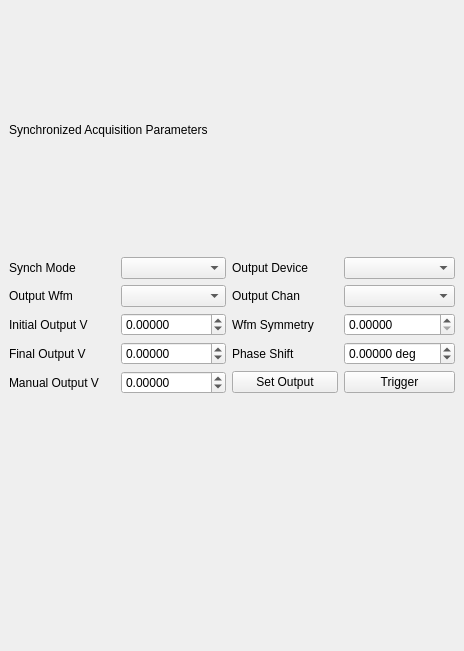
Qt form source/qxrdsynchronizedacquisitiondialog.ui (guyjennings/qxrd) before a commit.
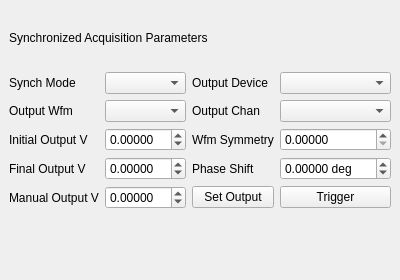
The same form after that commit. Custom widgets are drawn as their Qt base class.

Commit message: Optimize dialog sizes

The edit to the form file:
```diff
--- a/source/qxrdsynchronizedacquisitiondialog.ui
+++ b/source/qxrdsynchronizedacquisitiondialog.ui
@@ -6,8 +6,8 @@
    <rect>
     <x>0</x>
     <y>0</y>
-    <width>464</width>
-    <height>651</height>
+    <width>368</width>
+    <height>280</height>
    </rect>
   </property>
   <property name="windowTitle">
```
The commit also changes 2 other files.
